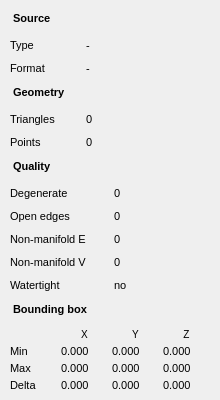
Qt form src/ui/mesh_info_page.ui (thermeng/SciRender) before a commit.
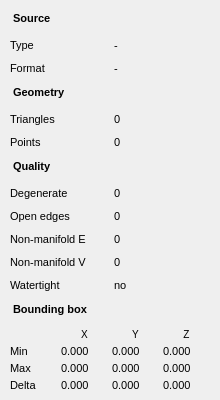
The same form after that commit.

Commit message: fix: align all Mesh Info row labels uniformly

```diff
--- a/src/ui/mesh_info_page.ui
+++ b/src/ui/mesh_info_page.ui
@@ -45,13 +45,13 @@
        </property>
        <property name="minimumSize">
         <size>
-         <width>72</width>
+          <width>100</width>
          <height>0</height>
         </size>
        </property>
        <property name="maximumSize">
         <size>
-         <width>72</width>
+          <width>100</width>
          <height>16777215</height>
         </size>
        </property>
@@ -87,13 +87,13 @@
        </property>
        <property name="minimumSize">
         <size>
-         <width>72</width>
+          <width>100</width>
          <height>0</height>
         </size>
        </property>
        <property name="maximumSize">
         <size>
-         <width>72</width>
+          <width>100</width>
          <height>16777215</height>
         </size>
        </property>
@@ -139,13 +139,13 @@
        </property>
        <property name="minimumSize">
         <size>
-         <width>72</width>
+          <width>100</width>
          <height>0</height>
         </size>
        </property>
        <property name="maximumSize">
         <size>
-         <width>72</width>
+          <width>100</width>
          <height>16777215</height>
         </size>
        </property>
@@ -181,13 +181,13 @@
        </property>
        <property name="minimumSize">
         <size>
-         <width>72</width>
+          <width>100</width>
          <height>0</height>
         </size>
        </property>
        <property name="maximumSize">
         <size>
-         <width>72</width>
+          <width>100</width>
          <height>16777215</height>
         </size>
        </property>
```
Lines whose indentation alone changed are shown as unchanged.
